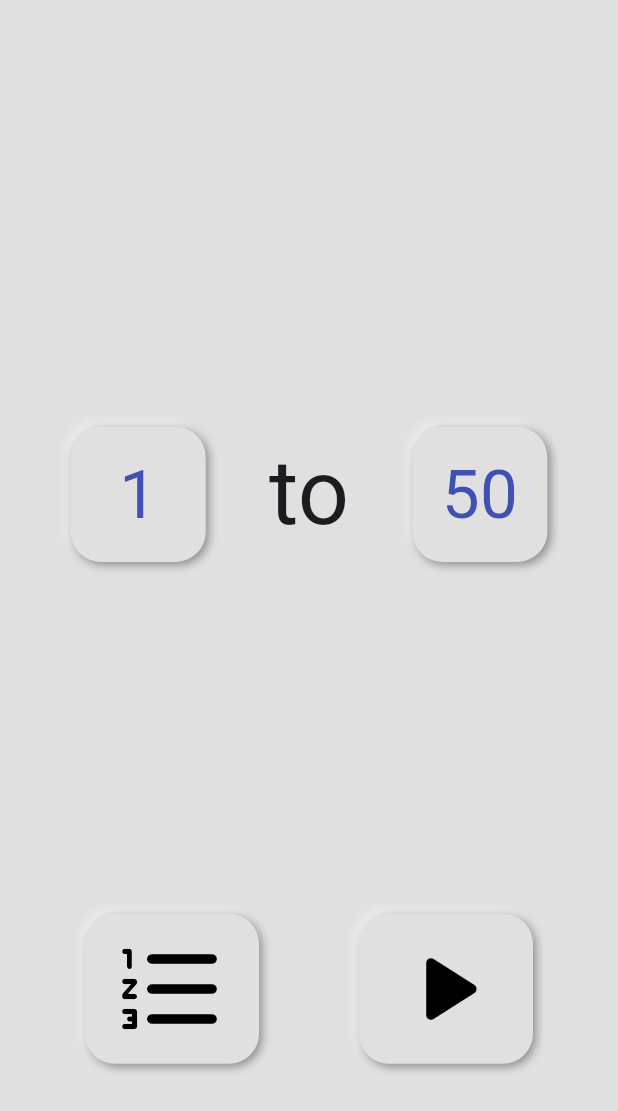
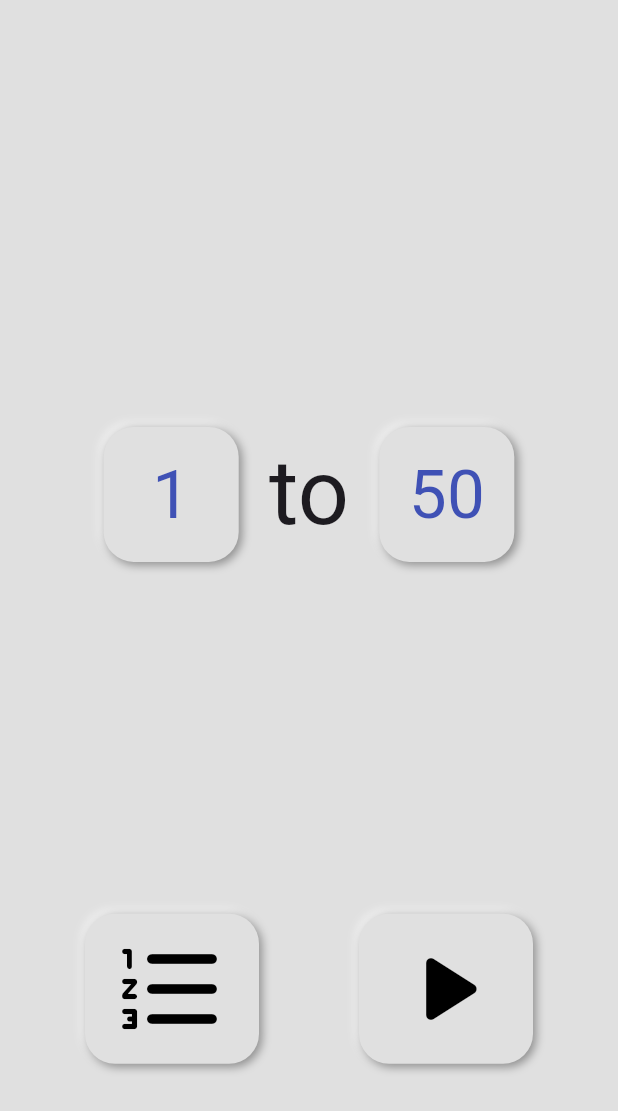
Before and after one commit to leejewon97/1to50, a Flutter app: the screen it shows after launch, on a phone screen of 412 x 824 dp. Shown: the top 1111 px of the screen. Run offline on Flutter 3.47's test engine with Material 3 defaults, Android fonts, the phone set to English and light mode, and no system bars; drawn by our look-alikes of auto_size_text; our stand-ins replace flutter_neumorphic_plus, shared_preferences; missing offline and left inert: soundpool.

Commit message:
HomeScreen의 padding값 변경 home_screen.dart   to의 padding값 제거 home_number_widget.dart   padding값 20으로 변경
기록 삭제 구현 할 것
전체화면 설정할 것
앱 아이콘 다시 설정할 것
광고 삽입할 것

```diff
--- a/lib/screens/home_screen.dart
+++ b/lib/screens/home_screen.dart
@@ -31,14 +31,9 @@ class HomeScreen extends StatelessWidget {
                   HomeNumberButton(
                     number: '1',
                   ),
-                  Padding(
-                    padding: EdgeInsets.symmetric(
-                      horizontal: 32,
-                    ),
-                    child: AutoSizeText(
-                      'to',
-                      style: TextStyle(fontSize: 60),
-                    ),
+                  AutoSizeText(
+                    'to',
+                    style: TextStyle(fontSize: 60),
                   ),
                   HomeNumberButton(
                     number: '50',
--- a/lib/widgets/buttons/home_number_button_widget.dart
+++ b/lib/widgets/buttons/home_number_button_widget.dart
@@ -28,7 +28,7 @@ class _HomeNumberButtonState extends State<HomeNumberButton> {
   @override
   Widget build(BuildContext context) {
     return Padding(
-      padding: const EdgeInsets.symmetric(horizontal: 10),
+      padding: const EdgeInsets.symmetric(horizontal: 20),
       child: ConstrainedBox(
         constraints: const BoxConstraints(
           maxHeight: 90,
```
